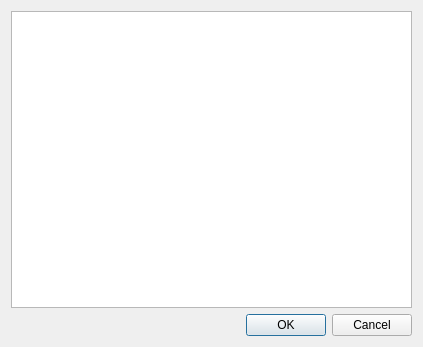
This is GUI/qtdesigner/integratedui_design/ui_tabledialog.ui in bibsian/database-development as Qt 5 draws it before an edit. The edited form follows.
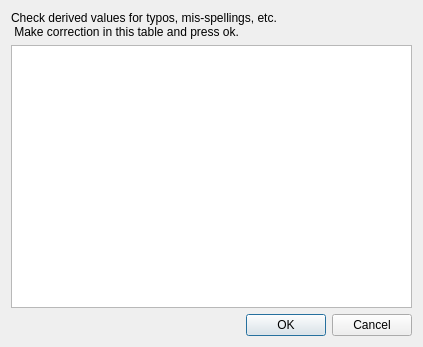
This is the edited form.

Commit message: This is the final Version of the qt designer file for the Dialog pop-up to display derived informatoin based on user input. Future changes will be made on different branch.

```diff
--- a/GUI/qtdesigner/integratedui_design/ui_tabledialog.ui
+++ b/GUI/qtdesigner/integratedui_design/ui_tabledialog.ui
@@ -14,6 +14,14 @@
    <string>TableView</string>
   </property>
   <layout class="QVBoxLayout" name="verticalLayout">
+   <item>
+    <widget class="QLabel" name="label">
+     <property name="text">
+      <string>Check derived values for typos, mis-spellings, etc. 
+ Make correction in this table and press ok.</string>
+     </property>
+    </widget>
+   </item>
    <item>
     <widget class="QTableView" name="tblList"/>
    </item>
```
